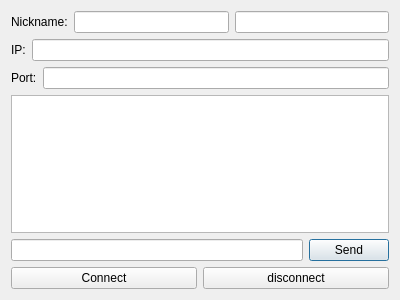
This is chatdialog.ui in akaimoe/AkaiChat as Qt 5 draws it before an edit. The edited form follows.
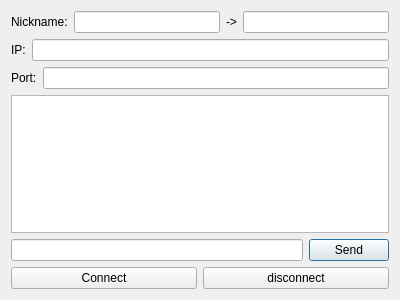
This is the edited form.

Commit message: add caching mechanism

```diff
--- a/chatdialog.ui
+++ b/chatdialog.ui
@@ -26,6 +26,13 @@
      <item>
       <widget class="QLineEdit" name="nicknameEdit"/>
      </item>
+     <item>
+      <widget class="QLabel" name="sendTag">
+       <property name="text">
+        <string>-></string>
+       </property>
+      </widget>
+     </item>
      <item>
       <widget class="QLineEdit" name="targetNicknameEdit"/>
      </item>
```
The commit also changes 2 other files.
